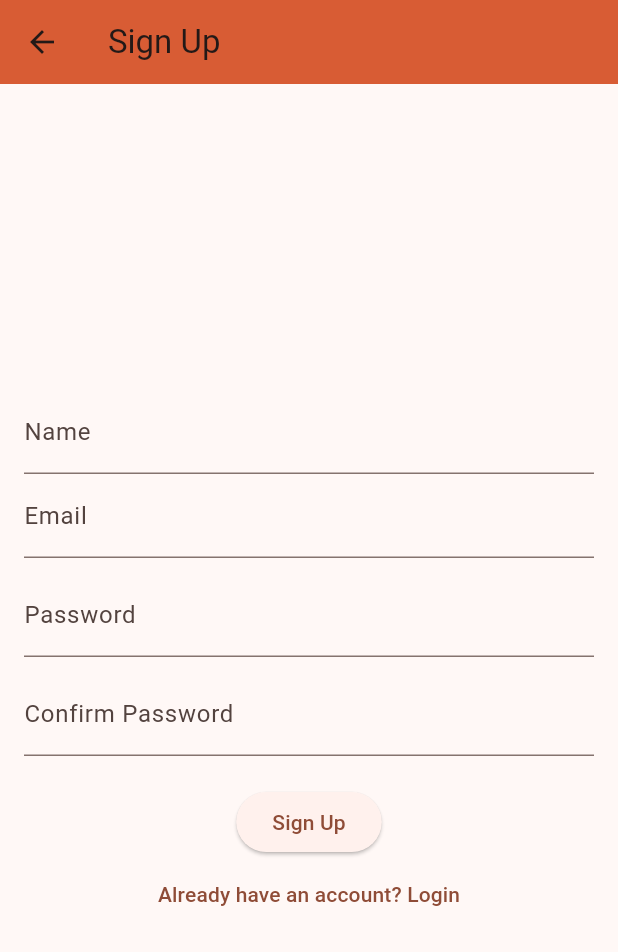
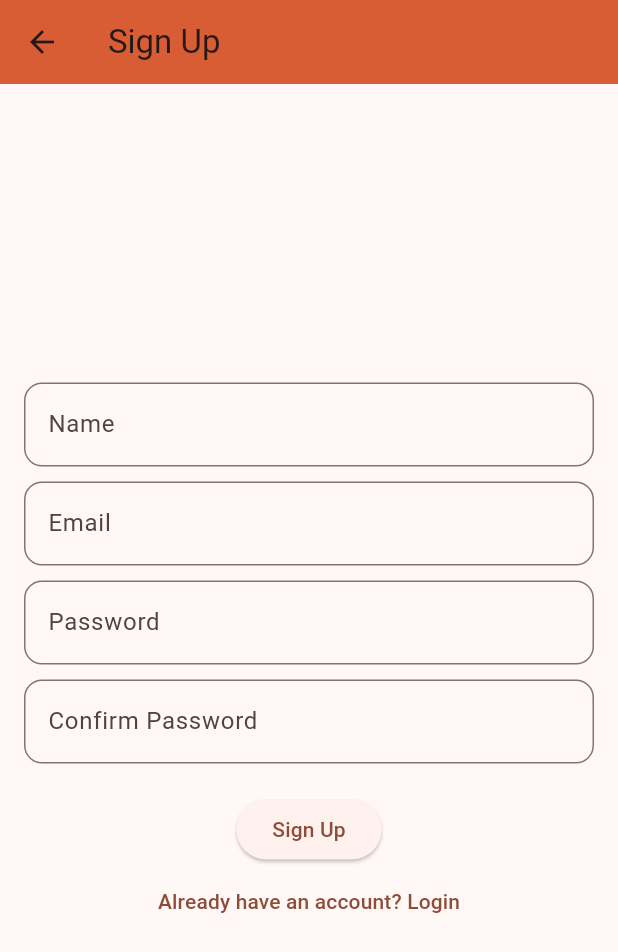
Before and after one commit to AdityaBhardwaj06/postman_app, a Flutter app: the screen it shows after launch, after a tap on "Login with Email", after a tap on "Don't have an account? Sign up", on a phone screen of 412 x 824 dp. Shown: the top 952 px of the screen. Run offline on Flutter 3.47's test engine with Material 3 defaults, Android fonts, the light colour scheme and no system bars; our stand-ins replace cloud_firestore, firebase_auth, firebase_core, go_router, google_sign_in; accounts and stored records are empty.

Commit message:
Made some UI changes

```diff
--- a/lib/login.dart
+++ b/lib/login.dart
@@ -25,7 +25,9 @@ class _LoginPageState extends State<LoginPage> {
       } catch (e) {
         print("Error: $e");
         ScaffoldMessenger.of(context).showSnackBar(
-          SnackBar(content: Text("Login failed. Please check your credentials.")),
+          SnackBar(
+            content: Text("Login failed. Please check your credentials."),
+          ),
         );
       }
     }
@@ -35,7 +37,8 @@ class _LoginPageState extends State<LoginPage> {
     try {
       final GoogleSignInAccount? googleUser = await GoogleSignIn().signIn();
       if (googleUser == null) return; // User canceled sign-in
-      final GoogleSignInAuthentication googleAuth = await googleUser.authentication;
+      final GoogleSignInAuthentication googleAuth =
+          await googleUser.authentication;
       final AuthCredential credential = GoogleAuthProvider.credential(
         accessToken: googleAuth.accessToken,
         idToken: googleAuth.idToken,
@@ -44,16 +47,19 @@ class _LoginPageState extends State<LoginPage> {
       print("Google Sign-In Successful");
     } catch (e) {
       print("Error: $e");
-      ScaffoldMessenger.of(context).showSnackBar(
-        SnackBar(content: Text("Google Sign-In failed.")),
-      );
+      ScaffoldMessenger.of(
+        context,
+      ).showSnackBar(SnackBar(content: Text("Google Sign-In failed.")));
     }
   }
 
   @override
   Widget build(BuildContext context) {
     return Scaffold(
-      appBar: AppBar(title: Text('Login'),backgroundColor:const Color.fromARGB(255, 216, 92, 52) ),
+      appBar: AppBar(
+        title: Text('Login'),
+        backgroundColor: const Color.fromARGB(255, 216, 92, 52),
+      ),
       body: Padding(
         padding: EdgeInsets.all(16.0),
         child: Form(
@@ -63,7 +69,12 @@ class _LoginPageState extends State<LoginPage> {
             children: [
               TextFormField(
                 controller: emailController,
-                decoration: InputDecoration(labelText: 'Email'),
+                decoration: InputDecoration(
+                  labelText: 'Email',
+                  border: OutlineInputBorder(
+                    borderRadius: BorderRadius.circular(12),
+                  ),
+                ),
                 validator: (value) {
                   if (value == null || value.isEmpty) {
                     return 'Please enter your email';
@@ -76,7 +87,8 @@ class _LoginPageState extends State<LoginPage> {
               SizedBox(height: 10),
               TextFormField(
                 controller: passwordController,
-                decoration: InputDecoration(labelText: 'Password'),
+                decoration: InputDecoration(labelText: 'Password',border: OutlineInputBorder(
+                    borderRadius: BorderRadius.circular(12),)),
                 obscureText: true,
                 validator: (value) {
                   if (value == null || value.isEmpty) {
--- a/lib/main.dart
+++ b/lib/main.dart
@@ -1,9 +1,6 @@
 import 'package:flutter/material.dart';
 import 'package:postman_app/router.dart';
 import 'package:firebase_core/firebase_core.dart';
-import 'firebase_options.dart';
-import 'package:firebase_auth/firebase_auth.dart';
-
 
 void main() async {
   WidgetsFlutterBinding.ensureInitialized(); // Ensures everything initializes properly
--- a/lib/signup.dart
+++ b/lib/signup.dart
@@ -56,7 +56,8 @@ class _SignupPageState extends State<SignupPage> {
             children: [
               TextFormField(
                 controller: nameController,
-                decoration: InputDecoration(labelText: 'Name'),
+                decoration: InputDecoration(labelText: 'Name',border: OutlineInputBorder(
+                    borderRadius: BorderRadius.circular(12),)),
                 validator: (value) {
                   if (value == null || value.isEmpty) {
                     return 'Please enter your name';
@@ -64,9 +65,11 @@ class _SignupPageState extends State<SignupPage> {
                   return null;
                 },
               ),
+              SizedBox(height: 10),
               TextFormField(
                 controller: emailController,
-                decoration: InputDecoration(labelText: 'Email'),
+                decoration: InputDecoration(labelText: 'Email',border: OutlineInputBorder(
+                    borderRadius: BorderRadius.circular(12),)),
                 validator: (value) {
                   if (value == null || value.isEmpty) {
                     return 'Please enter your email';
@@ -79,7 +82,8 @@ class _SignupPageState extends State<SignupPage> {
               SizedBox(height: 10),
               TextFormField(
                 controller: passwordController,
-                decoration: InputDecoration(labelText: 'Password'),
+                decoration: InputDecoration(labelText: 'Password',border: OutlineInputBorder(
+                    borderRadius: BorderRadius.circular(12),)),
                 obscureText: true,
                 validator: (value) {
                   if (value == null || value.isEmpty) {
@@ -93,7 +97,8 @@ class _SignupPageState extends State<SignupPage> {
               SizedBox(height: 10),
               TextFormField(
                 controller: confirmPasswordController,
-                decoration: InputDecoration(labelText: 'Confirm Password'),
+                decoration: InputDecoration(labelText: 'Confirm Password',border: OutlineInputBorder(
+                    borderRadius: BorderRadius.circular(12),)),
                 obscureText: true,
                 validator: (value) {
                   if (value == null || value.isEmpty) {
```
Also changed, not shown: lib/counter_page.dart (+10 -6 lines), lib/home.dart (+10 -2 lines).
